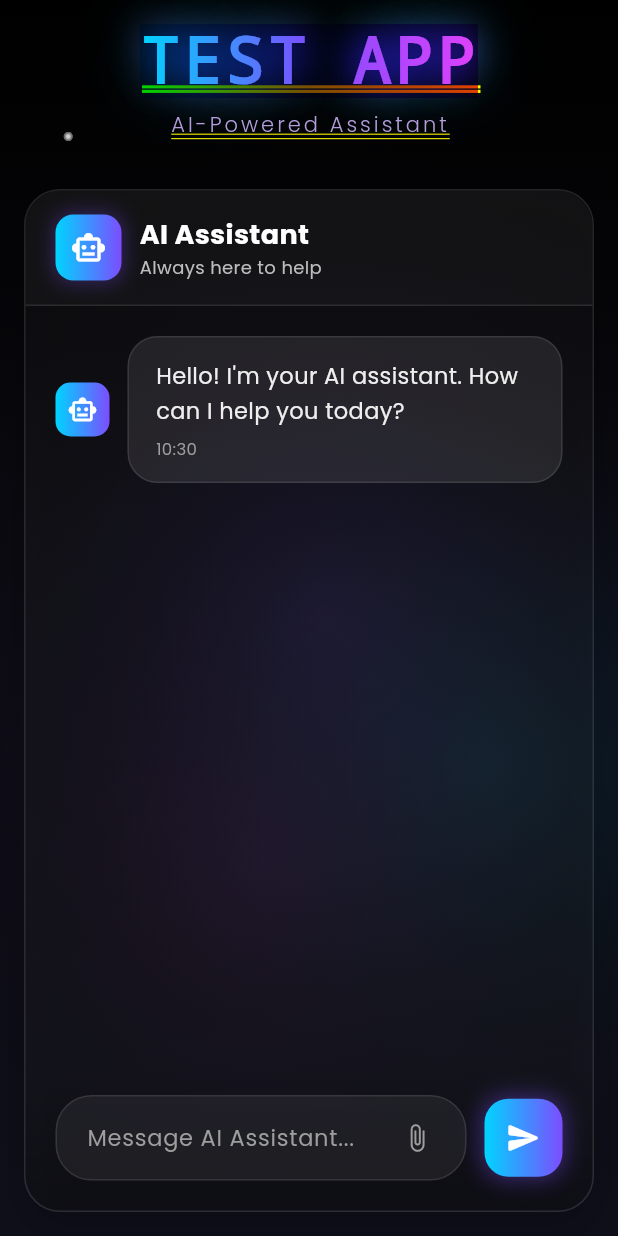
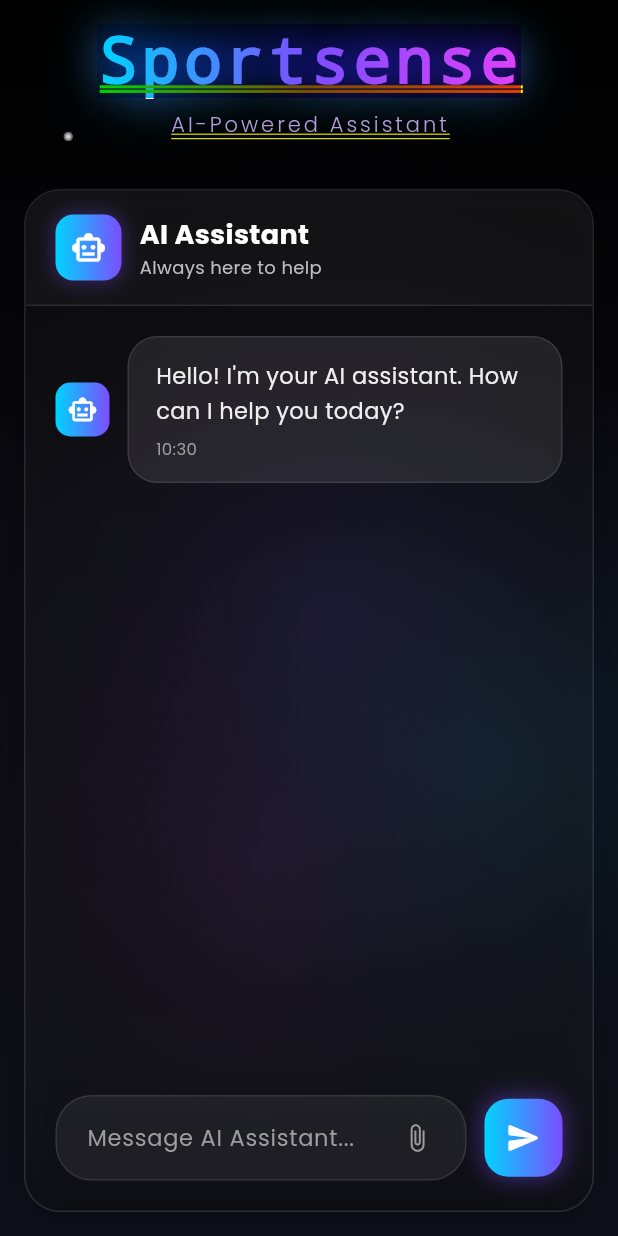
Before and after one commit to AlihanSDev/sportsense-ai, a Flutter app: the screen it shows after launch, on a phone screen of 412 x 824 dp. Run offline on Flutter 3.47's test engine with Material 3 defaults, Android fonts, the light colour scheme and no system bars; our stand-ins replace flutter_dotenv, google_fonts.

Commit message:
refactor: переименование приложения из TEST APP в Sportsense

```diff
--- a/lib/main.dart
+++ b/lib/main.dart
@@ -17,7 +17,7 @@ class SpaceApp extends StatelessWidget {
   @override
   Widget build(BuildContext context) {
     return MaterialApp(
-      title: 'TEST APP',
+      title: 'Sportsense',
       debugShowCheckedModeBanner: false,
       theme: ThemeData(
         colorScheme: ColorScheme.fromSeed(
@@ -103,7 +103,7 @@ class _HomePageState extends State<HomePage> {
                 ],
               ).createShader(bounds),
               child: const Text(
-                'TEST APP',
+                'Sportsense',
                 style: TextStyle(
                   fontSize: 42,
                   fontWeight: FontWeight.bold,
```
Also changed, not shown: 1 other file.
